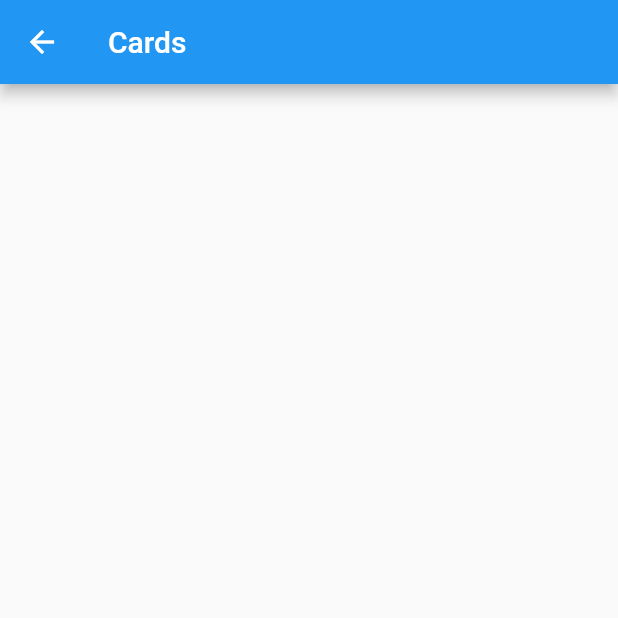
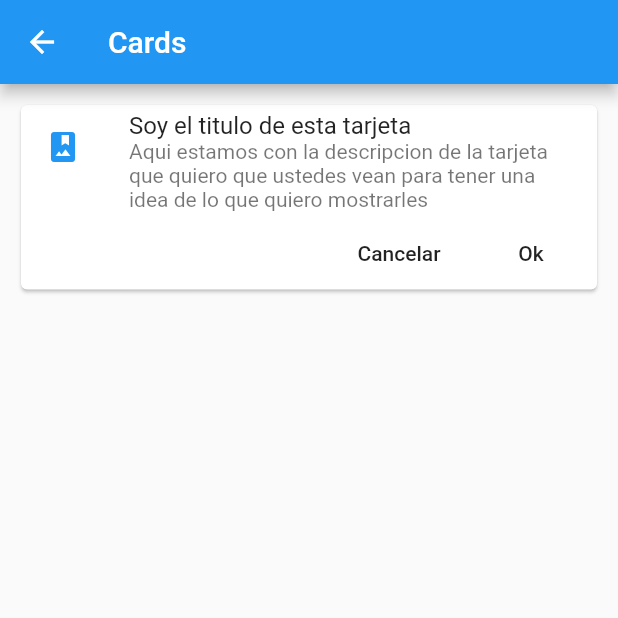
Before and after one commit to Francisca-campos/equipo1_componentes, a Flutter app: the CardPage screen opened by its route, on a phone screen of 412 x 824 dp, the top half of it. Run offline on Flutter 3.47's test engine with Material 2 defaults, Android fonts, the phone set to English and light mode, and no system bars.

Commit message:
tarjetas

```diff
--- a/lib/src/pages/card_page.dart
+++ b/lib/src/pages/card_page.dart
@@ -7,6 +7,35 @@ class CardPage extends StatelessWidget {
       appBar: AppBar(
         title: Text('Cards'),
       ),
+      body: ListView(
+        padding: EdgeInsets.all(10.0),
+        children: <Widget>[_cardTipo1()],
+      ),
+    );
+  }
+
+  Widget _cardTipo1() {
+    return Card(
+      child: Column(
+        children: <Widget>[
+          ListTile(
+            leading: Icon(Icons.photo_album, color: Colors.blue),
+            title: Text('Soy el titulo de esta tarjeta'),
+            subtitle: Text(
+                'Aqui estamos con la descripcion de la tarjeta que quiero que ustedes vean para tener una idea de lo que quiero mostrarles '),
+          ),
+          Row(mainAxisAlignment: MainAxisAlignment.end, children: <Widget>[
+            FlatButton(
+              child: Text('Cancelar'),
+              onPressed: () {},
+            ),
+            FlatButton(
+              child: Text('Ok'),
+              onPressed: () {},
+            ),
+          ])
+        ],
+      ),
     );
   }
 }
```
